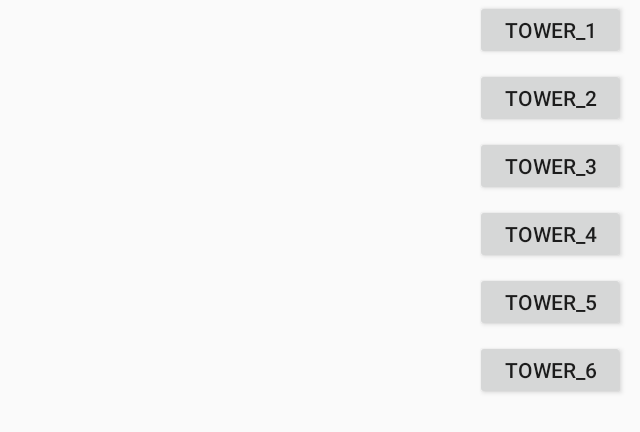
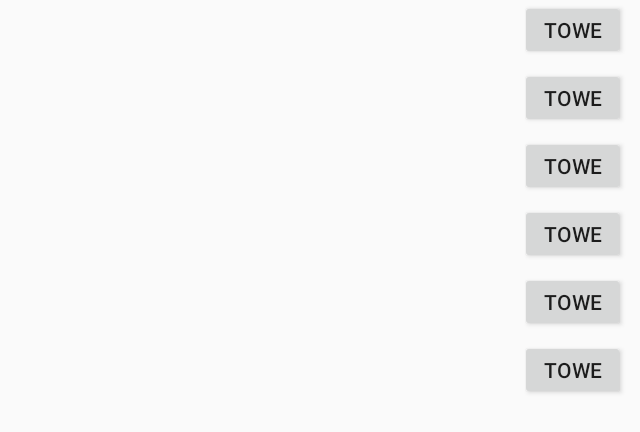
Before and after one commit to leo-suo/protector_2, an Android app: the StartGame screen opened directly, with no data from a screen before it, on a phone screen of 824 x 412 dp (held sideways). Shown: the top 432 px of the screen, without its empty margins (596-1236 px from the left). Run offline under Robolectric (Android 15) with nearby library versions, the phone set to English and light mode, and no system bars; 4 statements that could not run were skipped.

Commit message:
change button size

```diff
--- a/app/src/main/res/layout/activitiy_startgame.xml
+++ b/app/src/main/res/layout/activitiy_startgame.xml
@@ -7,7 +7,7 @@
 
     <Button
         android:id="@+id/tower_1"
-        android:layout_width="100dp"
+        android:layout_width="70dp"
         android:layout_height="40dp"
         android:layout_alignParentRight="true"
         android:layout_marginRight="10dp"
@@ -15,7 +15,7 @@
 
     <Button
         android:id="@+id/tower_2"
-        android:layout_width="100dp"
+        android:layout_width="70dp"
         android:layout_height="40dp"
         android:layout_below="@id/tower_1"
         android:layout_alignParentRight="true"
@@ -25,7 +25,7 @@
 
     <Button
         android:id="@+id/tower_3"
-        android:layout_width="100dp"
+        android:layout_width="70dp"
         android:layout_height="40dp"
         android:layout_below="@id/tower_2"
         android:layout_alignParentRight="true"
@@ -35,7 +35,7 @@
 
     <Button
         android:id="@+id/tower_4"
-        android:layout_width="100dp"
+        android:layout_width="70dp"
         android:layout_height="40dp"
         android:layout_below="@id/tower_3"
         android:layout_alignParentRight="true"
@@ -45,7 +45,7 @@
 
     <Button
         android:id="@+id/tower_5"
-        android:layout_width="100dp"
+        android:layout_width="70dp"
         android:layout_height="40dp"
         android:layout_below="@id/tower_4"
         android:layout_alignParentRight="true"
@@ -55,7 +55,7 @@
 
     <Button
         android:id="@+id/tower_6"
-        android:layout_width="100dp"
+        android:layout_width="70dp"
         android:layout_height="40dp"
         android:layout_below="@id/tower_5"
         android:layout_alignParentRight="true"
```
